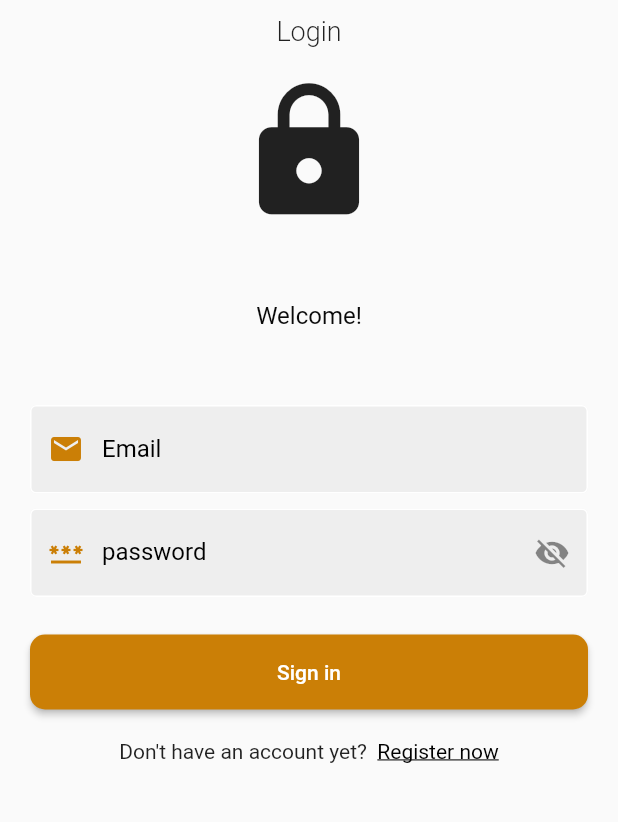
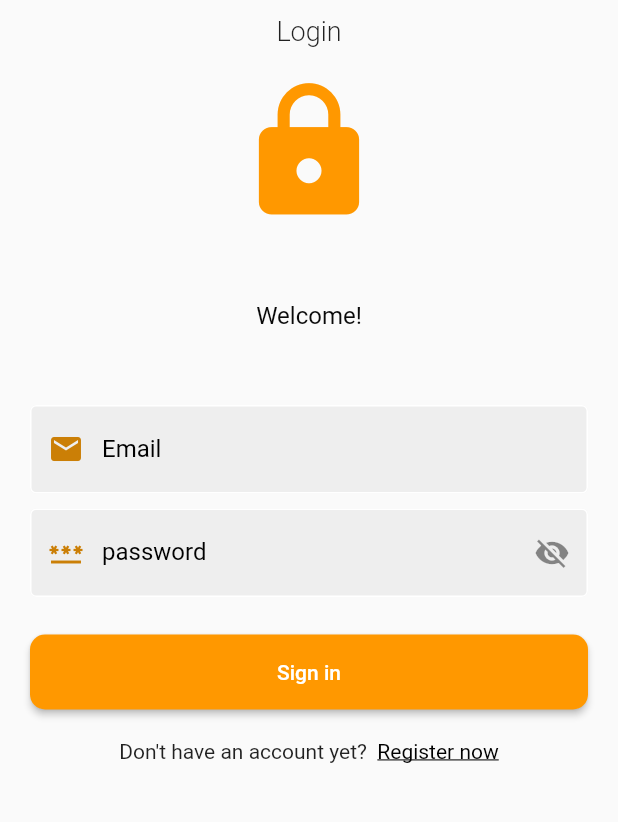
Before and after one commit to Sumeshstha/friendly_chats, a Flutter app: the LoginPage screen opened directly, on a phone screen of 412 x 824 dp, the part 150-972 px from its top. Run offline on Flutter 3.47's test engine with Material 2 defaults, Android fonts, the light colour scheme and no system bars; our stand-ins replace cloud_firestore, firebase_auth, firebase_core, shared_preferences; accounts and stored records are empty.

Commit message:
Icon color

```diff
--- a/lib/Widgets/main.dart
+++ b/lib/Widgets/main.dart
@@ -61,7 +61,6 @@ class _chatappState extends State<chatapp> {
         darkTheme: ThemeData.dark(),
         themeMode: ThemeMode.system,
         debugShowCheckedModeBanner: false,
-        home: HomePage()//_isSignedIn! ? HomePage() : StartPage());
-    );
+        home: StartPage());
   }
 }
--- a/lib/pages/login.dart
+++ b/lib/pages/login.dart
@@ -1,4 +1,3 @@
-
 import 'dart:io';
 
 import 'package:flutter/gestures.dart';
@@ -15,8 +14,6 @@ import '../Components/my_textfield.dart';
 import '../Widgets/widgets.dart';
 import 'package:cloud_firestore/cloud_firestore.dart';
 
-
-
 class LoginPage extends StatefulWidget {
   const LoginPage({super.key});
 
@@ -28,29 +25,36 @@ class _LoginPageState extends State<LoginPage> {
   bool obscureTextController = true;
 
   String? email;
-  String password= '';
+  String password = '';
   bool _isLoading = false;
   final formkey = GlobalKey<FormState>();
   AuthService authService = AuthService();
   @override
   Widget build(BuildContext context) {
     return Scaffold(
-       body:   _isLoading? Center(child: CircularProgressIndicator()): SingleChildScrollView(
+      body: _isLoading
+          ? Center(child: CircularProgressIndicator())
+          : SingleChildScrollView(
               child: Padding(
-            padding:const EdgeInsets.symmetric(vertical: 70, horizontal: 20),
+                padding:
+                    const EdgeInsets.symmetric(vertical: 70, horizontal: 20),
                 child: Form(
                   key: formkey,
                   child: SafeArea(
                     child: Center(
-                  child: Column(mainAxisAlignment: MainAxisAlignment.center, children: [
-                                    const Text("Friendly Chat", style: TextStyle(fontSize: 26, fontWeight: FontWeight.bold)),
-                                    const SizedBox(height:10),
-                                    const Text("Login", style: TextStyle(fontSize: 18, fontWeight: FontWeight.w300)),
-                                    const SizedBox(height:20),
-                                    const Icon(
-                                  Icons.lock,
-                                     size: 100,
-                                    ),
+                      child: Column(
+                          mainAxisAlignment: MainAxisAlignment.center,
+                          children: [
+                            const Text("Friendly Chat",
+                                style: TextStyle(
+                                    fontSize: 26, fontWeight: FontWeight.bold)),
+                            const SizedBox(height: 10),
+                            const Text("Login",
+                                style: TextStyle(
+                                    fontSize: 18, fontWeight: FontWeight.w300)),
+                            const SizedBox(height: 20),
+                            const Icon(Icons.lock,
+                                size: 100, color: Colors.orange),
 
                             const SizedBox(height: 50),
 
@@ -63,25 +67,29 @@ class _LoginPageState extends State<LoginPage> {
                             ),
 
                             // username
-                                    const SizedBox(height: 50,),
+                            const SizedBox(
+                              height: 50,
+                            ),
 
                             TextFormField(
                                 obscureText: false,
                                 decoration: textInputDecoration.copyWith(
-
                                     fillColor: Colors.grey.shade200,
                                     labelText: "Email",
-                      prefixIcon: Icon(Icons.email, color:Theme.of(context).primaryColor)
-                    ),
-                    onChanged: (value){
+                                    prefixIcon: Icon(Icons.email,
+                                        color: Theme.of(context).primaryColor)),
+                                onChanged: (value) {
                                   setState(() {
-                        email= value;
+                                    email = value;
                                   });
                                 },
-                    validator: (email){
-                      return RegExp(r"^[a-zA-Z0-9.a-zA-Z0-9.!#$%&'*+-/=?^_`{|}~]+@[a-zA-Z0-9]+\.[a-zA-Z]+").hasMatch(email!) ? null : "Please enter valid email";
-                    }
-                  ),
+                                validator: (email) {
+                                  return RegExp(
+                                              r"^[a-zA-Z0-9.a-zA-Z0-9.!#$%&'*+-/=?^_`{|}~]+@[a-zA-Z0-9]+\.[a-zA-Z]+")
+                                          .hasMatch(email!)
+                                      ? null
+                                      : "Please enter valid email";
+                                }),
 
                             const SizedBox(height: 10),
 
@@ -89,22 +97,28 @@ class _LoginPageState extends State<LoginPage> {
                             TextFormField(
                               obscureText: obscureTextController,
                               decoration: textInputDecoration.copyWith(
-                      suffixIcon:IconButton(onPressed:(){
+                                  suffixIcon: IconButton(
+                                      onPressed: () {
                                         setState(() {
-                          obscureTextController = ! obscureTextController;
-                        });
-                      } , icon: Icon(obscureTextController? Icons.visibility_off: Icons.visibility)),
-                      labelText: "password",
-                      prefixIcon: Icon(Icons.password, color:Theme.of(context).primaryColor)
-                    ),
-
-                    onChanged: (value){
-                      setState(() {
-                        password= value;
+                                          obscureTextController =
+                                              !obscureTextController;
                                         });
                                       },
-                    validator:(password) {
-                      return password!.length> 8 ? null: "Password must be 8 characters long";
+                                      icon: Icon(obscureTextController
+                                          ? Icons.visibility_off
+                                          : Icons.visibility)),
+                                  labelText: "password",
+                                  prefixIcon: Icon(Icons.password,
+                                      color: Theme.of(context).primaryColor)),
+                              onChanged: (value) {
+                                setState(() {
+                                  password = value;
+                                });
+                              },
+                              validator: (password) {
+                                return password!.length > 8
+                                    ? null
+                                    : "Password must be 8 characters long";
                               },
                             ),
 
@@ -114,16 +128,13 @@ class _LoginPageState extends State<LoginPage> {
                             SizedBox(
                               width: double.infinity,
                               height: 50,
-
                               child: ElevatedButton(
-
                                   style: ElevatedButton.styleFrom(
-                        backgroundColor: Theme.of(context).primaryColor,
-                        shape: RoundedRectangleBorder(borderRadius: BorderRadius.circular(10))
-                      ),
-
-
-                      onPressed: (){
+                                      backgroundColor: Colors.orange,
+                                      shape: RoundedRectangleBorder(
+                                          borderRadius:
+                                              BorderRadius.circular(10))),
+                                  onPressed: () {
                                     login();
                                   },
                                   child: Text("Sign in")),
@@ -132,17 +143,18 @@ class _LoginPageState extends State<LoginPage> {
                             Text.rich(TextSpan(
                                 text: "Don't have an account yet?  ",
                                 style: const TextStyle(fontSize: 14),
-                    children:<TextSpan>[
+                                children: <TextSpan>[
                                   TextSpan(
                                       text: "Register now",
-                        style: TextStyle(fontSize: 14, color: Colors.black, decoration: TextDecoration.underline),
-                        recognizer: TapGestureRecognizer()..onTap =() {
+                                      style: TextStyle(
+                                          fontSize: 14,
+                                          color: Colors.black,
+                                          decoration: TextDecoration.underline),
+                                      recognizer: TapGestureRecognizer()
+                                        ..onTap = () {
                                           goto(context, Register());
-                        }
-                      ),
-                    ] ))
-
-
+                                        }),
+                                ]))
                           ]),
                     ),
                   ),
@@ -151,22 +163,22 @@ class _LoginPageState extends State<LoginPage> {
             ),
     );
   }
-  login()async {
-    if(formkey.currentState!.validate()){
+
+  login() async {
+    if (formkey.currentState!.validate()) {
       setState(() {
         _isLoading = true;
       });
       await authService.login(email!, password).then((value) async {
-        if(value != null){
-          QuerySnapshot snapshot=  await DatabaseService(uid:FirebaseAuth.instance.currentUser!.uid ).getUserData(email!);
+        if (value != null) {
+          QuerySnapshot snapshot =
+              await DatabaseService(uid: FirebaseAuth.instance.currentUser!.uid)
+                  .getUserData(email!);
           await HelperFunction.saveLoggedInStatus(true);
           await HelperFunction.saveUserEmail(email!);
-          await HelperFunction.saveUserName(
-            snapshot.docs[0]['userName']
-          );
+          await HelperFunction.saveUserName(snapshot.docs[0]['userName']);
           goto(context, HomePage());
-        }
-        else {
+        } else {
           showSnackBar(context, "Wrong Email or Password", Colors.red);
           setState(() {
             _isLoading = false;
```
Also changed, not shown: lib/pages/Homepage.dart (+65 -56 lines), lib/pages/ProfilePage.dart (+12 -3 lines), lib/pages/Search_page.dart (+30 -36 lines), lib/pages/register.dart (+21 -15 lines). Lines whose indentation alone changed are shown as unchanged.
